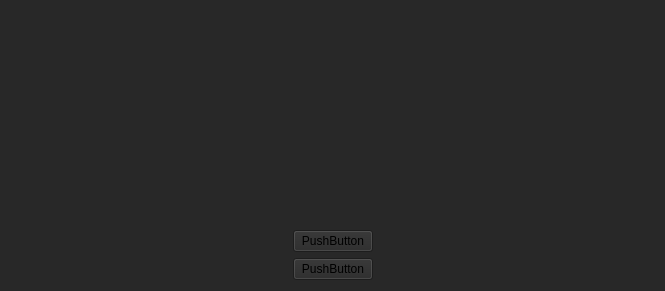
Before: the Qt Designer form src/UI/LoginWidget.ui in akukhta/LeetCodeApp, drawn with Qt 5.
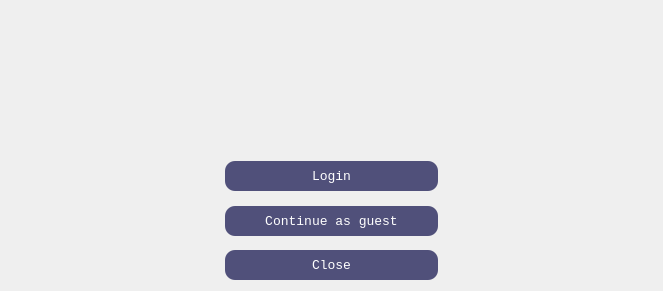
After: the same form once the commit is applied.

Commit message: Login has added

Patch:
```diff
--- a/src/UI/LoginWidget.ui
+++ b/src/UI/LoginWidget.ui
@@ -6,7 +6,7 @@
    <rect>
     <x>0</x>
     <y>0</y>
-    <width>665</width>
+    <width>663</width>
     <height>291</height>
    </rect>
   </property>
@@ -15,7 +15,11 @@
   </property>
   <property name="styleSheet">
    <string notr="true">background-color: rgb(40, 40, 40);
-</string>
+
+QPushButton
+{
+	border-radius: 5px;
+}</string>
   </property>
   <widget class="QWidget" name="centralWidget">
    <layout class="QGridLayout" name="gridLayout">
@@ -32,44 +36,378 @@
       </property>
      </spacer>
     </item>
+    <item row="0" column="2">
+     <spacer name="horizontalSpacer_2">
+      <property name="orientation">
+       <enum>Qt::Horizontal</enum>
+      </property>
+      <property name="sizeHint" stdset="0">
+       <size>
+        <width>40</width>
+        <height>20</height>
+       </size>
+      </property>
+     </spacer>
+    </item>
     <item row="0" column="1">
      <layout class="QVBoxLayout" name="verticalLayout">
       <item>
-       <widget class="QLabel" name="label">
+       <spacer name="verticalSpacer_2">
+        <property name="orientation">
+         <enum>Qt::Vertical</enum>
+        </property>
+        <property name="sizeHint" stdset="0">
+         <size>
+          <width>20</width>
+          <height>40</height>
+         </size>
+        </property>
+       </spacer>
+      </item>
+      <item>
+       <spacer name="verticalSpacer_14">
+        <property name="orientation">
+         <enum>Qt::Vertical</enum>
+        </property>
+        <property name="sizeHint" stdset="0">
+         <size>
+          <width>20</width>
+          <height>40</height>
+         </size>
+        </property>
+       </spacer>
+      </item>
+      <item>
+       <spacer name="verticalSpacer_15">
+        <property name="orientation">
+         <enum>Qt::Vertical</enum>
+        </property>
+        <property name="sizeHint" stdset="0">
+         <size>
+          <width>20</width>
+          <height>40</height>
+         </size>
+        </property>
+       </spacer>
+      </item>
+      <item>
+       <spacer name="verticalSpacer_16">
+        <property name="orientation">
+         <enum>Qt::Vertical</enum>
+        </property>
+        <property name="sizeHint" stdset="0">
+         <size>
+          <width>20</width>
+          <height>40</height>
+         </size>
+        </property>
+       </spacer>
+      </item>
+      <item>
+       <spacer name="verticalSpacer_7">
+        <property name="orientation">
+         <enum>Qt::Vertical</enum>
+        </property>
+        <property name="sizeHint" stdset="0">
+         <size>
+          <width>20</width>
+          <height>40</height>
+         </size>
+        </property>
+       </spacer>
+      </item>
+      <item>
+       <spacer name="verticalSpacer_8">
+        <property name="orientation">
+         <enum>Qt::Vertical</enum>
+        </property>
+        <property name="sizeHint" stdset="0">
+         <size>
+          <width>20</width>
+          <height>40</height>
+         </size>
+        </property>
+       </spacer>
+      </item>
+      <item>
+       <spacer name="verticalSpacer_13">
+        <property name="orientation">
+         <enum>Qt::Vertical</enum>
+        </property>
+        <property name="sizeHint" stdset="0">
+         <size>
+          <width>20</width>
+          <height>40</height>
+         </size>
+        </property>
+       </spacer>
+      </item>
+      <item>
+       <spacer name="verticalSpacer_9">
+        <property name="orientation">
+         <enum>Qt::Vertical</enum>
+        </property>
+        <property name="sizeHint" stdset="0">
+         <size>
+          <width>20</width>
+          <height>40</height>
+         </size>
+        </property>
+       </spacer>
+      </item>
+      <item>
+       <layout class="QHBoxLayout" name="horizontalLayout">
+        <item>
+         <spacer name="horizontalSpacer_3">
+          <property name="orientation">
+           <enum>Qt::Horizontal</enum>
+          </property>
+          <property name="sizeHint" stdset="0">
+           <size>
+            <width>40</width>
+            <height>20</height>
+           </size>
+          </property>
+         </spacer>
+        </item>
+        <item>
+         <widget class="QLabel" name="label">
+          <property name="text">
+           <string/>
+          </property>
+         </widget>
+        </item>
+        <item>
+         <spacer name="horizontalSpacer_4">
+          <property name="orientation">
+           <enum>Qt::Horizontal</enum>
+          </property>
+          <property name="sizeHint" stdset="0">
+           <size>
+            <width>40</width>
+            <height>20</height>
+           </size>
+          </property>
+         </spacer>
+        </item>
+       </layout>
+      </item>
+      <item>
+       <spacer name="verticalSpacer_3">
+        <property name="orientation">
+         <enum>Qt::Vertical</enum>
+        </property>
+        <property name="sizeHint" stdset="0">
+         <size>
+          <width>20</width>
+          <height>40</height>
+         </size>
+        </property>
+       </spacer>
+      </item>
+      <item>
+       <spacer name="verticalSpacer_11">
+        <property name="orientation">
+         <enum>Qt::Vertical</enum>
+        </property>
+        <property name="sizeHint" stdset="0">
+         <size>
+          <width>20</width>
+          <height>40</height>
+         </size>
+        </property>
+       </spacer>
+      </item>
+      <item>
+       <spacer name="verticalSpacer_12">
+        <property name="orientation">
+         <enum>Qt::Vertical</enum>
+        </property>
+        <property name="sizeHint" stdset="0">
+         <size>
+          <width>20</width>
+          <height>40</height>
+         </size>
+        </property>
+       </spacer>
+      </item>
+      <item>
+       <spacer name="verticalSpacer_10">
+        <property name="orientation">
+         <enum>Qt::Vertical</enum>
+        </property>
+        <property name="sizeHint" stdset="0">
+         <size>
+          <width>20</width>
+          <height>40</height>
+         </size>
+        </property>
+       </spacer>
+      </item>
+      <item>
+       <spacer name="verticalSpacer_4">
+        <property name="orientation">
+         <enum>Qt::Vertical</enum>
+        </property>
+        <property name="sizeHint" stdset="0">
+         <size>
+          <width>20</width>
+          <height>40</height>
+         </size>
+        </property>
+       </spacer>
+      </item>
+      <item>
+       <spacer name="verticalSpacer_5">
+        <property name="orientation">
+         <enum>Qt::Vertical</enum>
+        </property>
+        <property name="sizeHint" stdset="0">
+         <size>
+          <width>20</width>
+          <height>40</height>
+         </size>
+        </property>
+       </spacer>
+      </item>
+      <item>
+       <spacer name="verticalSpacer_6">
+        <property name="orientation">
+         <enum>Qt::Vertical</enum>
+        </property>
+        <property name="sizeHint" stdset="0">
+         <size>
+          <width>20</width>
+          <height>40</height>
+         </size>
+        </property>
+       </spacer>
+      </item>
+      <item>
+       <widget class="QPushButton" name="loginBtn">
+        <property name="font">
+         <font>
+          <family>Courier New</family>
+          <pointsize>10</pointsize>
+         </font>
+        </property>
+        <property name="styleSheet">
+         <string notr="true">QPushButton
+{
+		border:2px;
+		background: 2px solid  rgb(80, 80, 122);
+		border-radius: 10px;
+		height: 30%;
+		color: white;
+}
+
+QPushButton:hover:!pressed
+{
+		background: 2px solid  rgb(93, 148, 149);
+		height: 30%;
+		border-radius: 10px;
+		color: white;
+}</string>
+        </property>
         <property name="text">
-         <string/>
+         <string>Login</string>
         </property>
        </widget>
       </item>
       <item>
-       <widget class="QPushButton" name="pushButton_2">
+       <spacer name="verticalSpacer">
+        <property name="orientation">
+         <enum>Qt::Vertical</enum>
+        </property>
+        <property name="sizeHint" stdset="0">
+         <size>
+          <width>20</width>
+          <height>40</height>
+         </size>
+        </property>
+       </spacer>
+      </item>
+      <item>
+       <widget class="QPushButton" name="guestBtn">
+        <property name="font">
+         <font>
+          <family>Courier New</family>
+          <pointsize>10</pointsize>
+         </font>
+        </property>
+        <property name="styleSheet">
+         <string notr="true">QPushButton
+{
+		border:2px;
+		background: 2px solid  rgb(80, 80, 122);
+		border-radius: 10px;
+		height: 30%;
+		width: 200%;
+		color: white;
+}
+
+QPushButton:hover:!pressed
+{
+		background: 2px solid  rgb(93, 148, 149);
+		height: 30%;
+		width: 200%;
+		border-radius: 10px;
+		color: white;
+}</string>
+        </property>
         <property name="text">
-         <string>PushButton</string>
+         <string>Continue as guest</string>
         </property>
        </widget>
       </item>
       <item>
-       <widget class="QPushButton" name="pushButton">
+       <spacer name="verticalSpacer_17">
+        <property name="orientation">
+         <enum>Qt::Vertical</enum>
+        </property>
+        <property name="sizeHint" stdset="0">
+         <size>
+          <width>20</width>
+          <height>40</height>
+         </size>
+        </property>
+       </spacer>
+      </item>
+      <item>
+       <widget class="QPushButton" name="closeBtn">
+        <property name="font">
+         <font>
+          <family>Courier New</family>
+          <pointsize>10</pointsize>
+         </font>
+        </property>
+        <property name="styleSheet">
+         <string notr="true">QPushButton
+{
+		border:2px;
+		background: 2px solid  rgb(80, 80, 122);
+		border-radius: 10px;
+		height: 30%;
+		width: 200%;
+		color: white;
+}
+
+QPushButton:hover:!pressed
+{
+		background: 2px solid  rgb(93, 148, 149);
+		height: 30%;
+		width: 200%;
+		border-radius: 10px;
+		color: white;
+}</string>
+        </property>
         <property name="text">
-         <string>PushButton</string>
+         <string>Close</string>
         </property>
        </widget>
       </item>
      </layout>
     </item>
-    <item row="0" column="3">
-     <spacer name="horizontalSpacer_2">
-      <property name="orientation">
-       <enum>Qt::Horizontal</enum>
-      </property>
-      <property name="sizeHint" stdset="0">
-       <size>
-        <width>40</width>
-        <height>20</height>
-       </size>
-      </property>
-     </spacer>
-    </item>
    </layout>
   </widget>
  </widget>
```
The commit also changes 3 other files.
